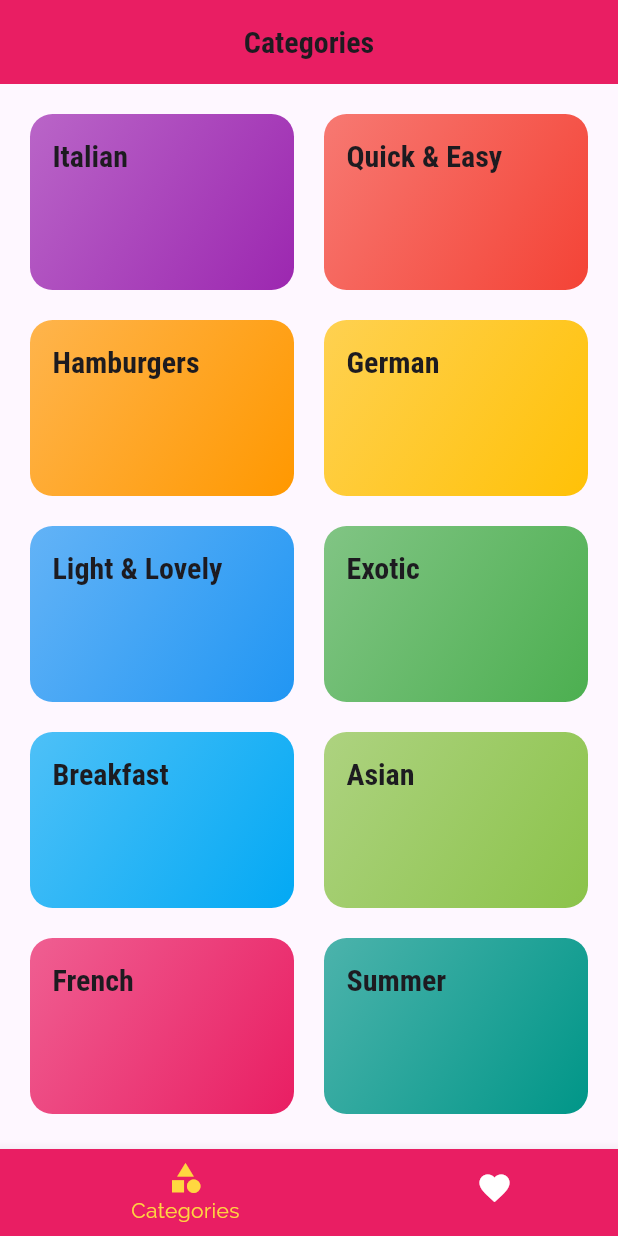
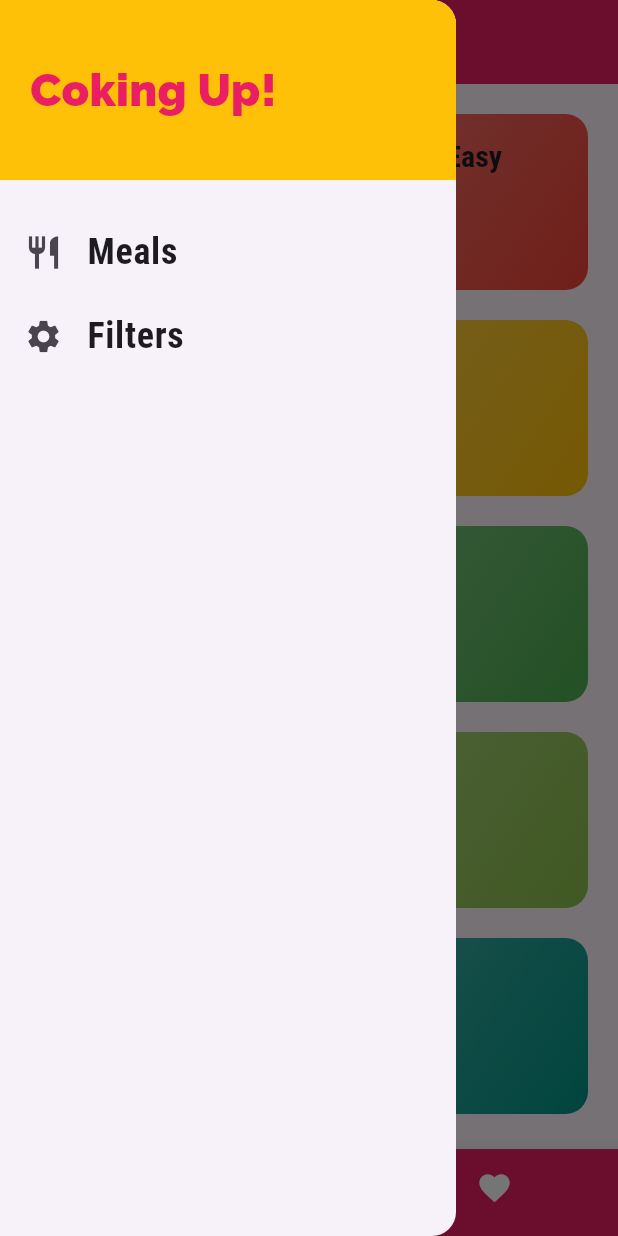
Before and after one commit to asadullah43/meals_app, a Flutter app: the screen it shows after launch, with the side drawer open (before the commit the screen has no drawer), on a phone screen of 412 x 824 dp. Run offline on Flutter 3.47's test engine with Material 3 defaults, Android fonts, the phone set to English and light mode, and no system bars.

Commit message:
added a custom drawe

```diff
--- a/lib/main.dart
+++ b/lib/main.dart
@@ -1,5 +1,6 @@
 import 'package:flutter/material.dart';
 import 'package:meals_app/screens/category_meals_screen.dart';
+import 'package:meals_app/screens/filters_screen.dart';
 import 'package:meals_app/screens/meal_detail_screen.dart';
 import 'package:meals_app/screens/tabs_screen.dart';
 
@@ -45,6 +46,7 @@ class MyApp extends StatelessWidget {
         '/': (context) => const TabsScreen(),
         CategoryMealsScreen.routeName: (context) => const CategoryMealsScreen(),
         MealDetailScreen.routeName: (context) => const MealDetailScreen(),
+        FilterScreen.routeName:(context) => const FilterScreen(),
       },
     );
   }
--- /dev/null
+++ b/lib/screens/filters_screen.dart
@@ -0,0 +1,13 @@
+import 'package:flutter/material.dart';
+
+class FilterScreen extends StatelessWidget {
+  static const routeName = 'filters';
+  const FilterScreen({super.key});
+
+  @override
+  Widget build(BuildContext context) {
+    return const Scaffold(
+      body: Center(child: Text('FILTERS')),
+    );
+  }
+}
--- a/lib/screens/tabs_screen.dart
+++ b/lib/screens/tabs_screen.dart
@@ -1,6 +1,8 @@
 import 'package:flutter/material.dart';
 import 'package:meals_app/screens/categories_screen.dart';
 import 'package:meals_app/screens/favorites_screen.dart';
+
+import '../widgets/main_drawer.dart';
 
 class TabsScreen extends StatefulWidget {
   const TabsScreen({super.key});
@@ -26,8 +28,9 @@ class _TabsScreenState extends State<TabsScreen> {
     return Scaffold(
       appBar: AppBar(
         centerTitle: true,
-        title:  Text(_pages[_selectedPageIndex]['title'] as String),
+        title: Text(_pages[_selectedPageIndex]['title'] as String),
       ),
+      drawer: const MainDrawer(),
       body: _pages[_selectedPageIndex]['page'] as Widget,
       bottomNavigationBar: BottomNavigationBar(
         backgroundColor: Theme.of(context).primaryColor,
--- /dev/null
+++ b/lib/widgets/main_drawer.dart
@@ -0,0 +1,56 @@
+import 'package:flutter/material.dart';
+
+class MainDrawer extends StatelessWidget {
+  const MainDrawer({super.key});
+
+  @override
+  Widget build(BuildContext context) {
+    Widget buildLsitTile(String title, IconData icon, VoidCallback tapHndler) {
+      return ListTile(
+        leading: Icon(
+          icon,
+          size: 26,
+        ),
+        title: Text(
+          title,
+          style: const TextStyle(
+            fontFamily: 'RobotoCondensed',
+            fontSize: 24,
+            fontWeight: FontWeight.bold,
+          ),
+        ),
+        onTap: tapHndler,
+      );
+    }
+
+    return Drawer(
+      child: Column(
+        children: [
+          Container(
+            height: 120,
+            width: double.infinity,
+            padding: const EdgeInsets.all(20),
+            alignment: Alignment.centerLeft,
+            color: Colors.amber,
+            child: Text(
+              'Coking Up!',
+              style: TextStyle(
+                  fontWeight: FontWeight.w900,
+                  fontSize: 30,
+                  color: Theme.of(context).primaryColor),
+            ),
+          ),
+          const SizedBox(
+            height: 20,
+          ),
+          buildLsitTile('Meals', Icons.restaurant, () {
+            Navigator.of(context).pushNamed('/');
+          }),
+          buildLsitTile('Filters', Icons.settings, () {
+            Navigator.of(context).pushNamed('filters');
+          })
+        ],
+      ),
+    );
+  }
+}
```
